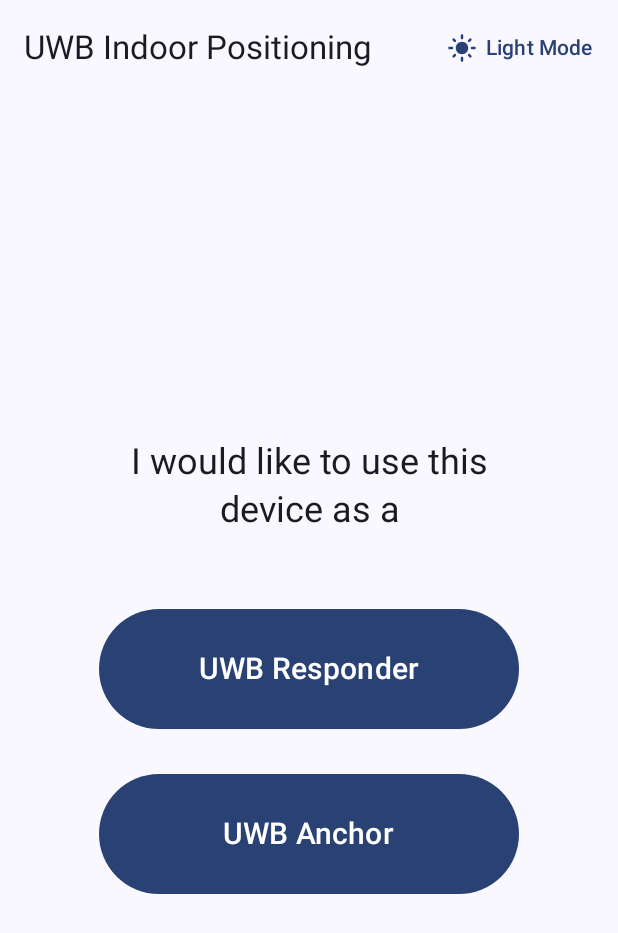
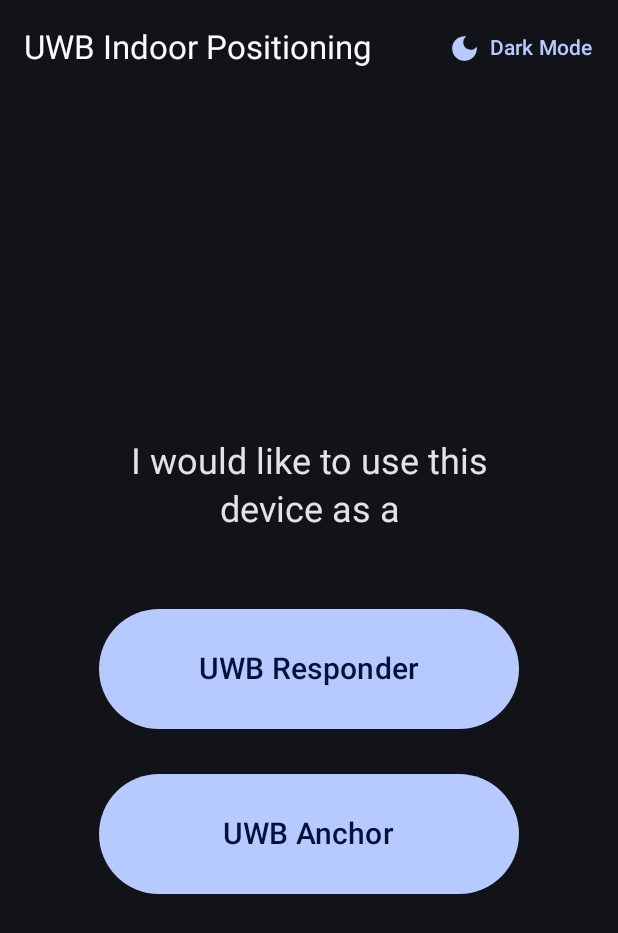
Before and after one commit to projectuniverse/uwb-indoor-positioning, an Android app built with Jetpack Compose: the screen it shows after launch (MainActivity), after a tap on "Light Mode", on a phone screen of 412 x 824 dp. Shown: the top 933 px of the screen. Run offline under Robolectric (Android 15) with nearby library versions, the phone set to English and light mode, and no system bars; our stand-ins replace Dagger/Hilt's generated code; 3 other taps on this screen came first.

Commit message:
feat: add ability for user to select app theme (auto/light/dark mode) and store decision

```diff
--- a/app/src/main/java/com/example/uwbindoorpositioning/MainActivity.kt
+++ b/app/src/main/java/com/example/uwbindoorpositioning/MainActivity.kt
@@ -4,17 +4,41 @@ import android.os.Bundle
 import androidx.activity.ComponentActivity
 import androidx.activity.compose.setContent
 import androidx.activity.enableEdgeToEdge
+import androidx.activity.viewModels
+import androidx.compose.foundation.isSystemInDarkTheme
+import androidx.compose.runtime.collectAsState
+import com.example.uwbindoorpositioning.data.AppTheme
 import com.example.uwbindoorpositioning.ui.UWBIndoorPositioningApp
 import com.example.uwbindoorpositioning.ui.theme.UWBIndoorPositioningTheme
+import dagger.hilt.android.AndroidEntryPoint
 
+/*
+ * @AndroidEntryPoint makes Hilt create a dependencies container which is
+ * attached to MainActivity's lifecycle
+ */
+@AndroidEntryPoint
+class MainActivity : ComponentActivity() {
+    private val viewModel: MainViewModel by viewModels() // Injected by Hilt
 
-class MainActivity : ComponentActivity() {
     override fun onCreate(savedInstanceState: Bundle?) {
         super.onCreate(savedInstanceState)
         enableEdgeToEdge()
         setContent {
-            UWBIndoorPositioningTheme() {
-                UWBIndoorPositioningApp()
+            val userPreferences = viewModel.userPreferencesFlow.collectAsState(initial = null)
+
+            if (userPreferences.value != null) { // Make sure appTheme is known before displaying app
+                val isDark = when (userPreferences.value!!.appTheme) {
+                    AppTheme.MODE_AUTO -> isSystemInDarkTheme()
+                    AppTheme.MODE_DAY -> false
+                    AppTheme.MODE_NIGHT -> true
+                }
+
+                UWBIndoorPositioningTheme(darkTheme = isDark) {
+                    UWBIndoorPositioningApp(
+                        selectedTheme = userPreferences.value!!.appTheme,
+                        setAppTheme = { appTheme -> viewModel.setAppTheme(appTheme) }
+                    )
+                }
             }
         }
     }
--- /dev/null
+++ b/app/src/main/java/com/example/uwbindoorpositioning/MainViewModel.kt
@@ -0,0 +1,24 @@
+package com.example.uwbindoorpositioning
+
+import androidx.lifecycle.ViewModel
+import androidx.lifecycle.viewModelScope
+import com.example.uwbindoorpositioning.data.AppTheme
+import com.example.uwbindoorpositioning.data.UserPreferencesRepository
+import dagger.hilt.android.lifecycle.HiltViewModel
+import kotlinx.coroutines.launch
+import javax.inject.Inject
+
+@HiltViewModel
+class MainViewModel @Inject constructor(
+    private val userPreferencesRepository: UserPreferencesRepository
+) : ViewModel() {
+    // Preferences are accessible as a flow
+    val userPreferencesFlow = userPreferencesRepository.userPreferencesFlow
+
+    // Call function in new coroutine since setAppTheme is a suspend function
+    fun setAppTheme(appTheme: AppTheme) {
+        viewModelScope.launch {
+            userPreferencesRepository.setAppTheme(appTheme)
+        }
+    }
+}
--- /dev/null
+++ b/app/src/main/java/com/example/uwbindoorpositioning/UWBIndoorPositioningApplication.kt
@@ -0,0 +1,11 @@
+package com.example.uwbindoorpositioning
+
+import android.app.Application
+import dagger.hilt.android.HiltAndroidApp
+
+/*
+ * A container (class that is in charge of providing dependencies) that is attached
+ * to the app's lifecycle. @HiltAndroidApp allows for Hilt's code generation.
+ */
+@HiltAndroidApp
+class UWBIndoorPositioningApplication : Application()
--- /dev/null
+++ b/app/src/main/java/com/example/uwbindoorpositioning/data/UserPreferencesRepository.kt
@@ -0,0 +1,71 @@
+package com.example.uwbindoorpositioning.data
+
+import androidx.annotation.StringRes
+import androidx.datastore.core.DataStore
+import androidx.datastore.preferences.core.Preferences
+import androidx.datastore.preferences.core.edit
+import androidx.datastore.preferences.core.emptyPreferences
+import androidx.datastore.preferences.core.stringPreferencesKey
+import com.example.uwbindoorpositioning.R
+import kotlinx.coroutines.flow.Flow
+import kotlinx.coroutines.flow.catch
+import kotlinx.coroutines.flow.map
+import java.io.IOException
+import javax.inject.Inject
+
+
+// An enum class that represents the different app them modes
+enum class AppTheme(@StringRes val title: Int) {
+    MODE_DAY(title = R.string.light_mode),
+    MODE_NIGHT(title = R.string.dark_mode),
+    MODE_AUTO(title = R.string.auto_mode);
+}
+
+
+// A data class to store the user preference data
+data class UserPreferences(
+    val appTheme: AppTheme
+)
+
+interface UserPreferencesRepository {
+    suspend fun setAppTheme(appTheme: AppTheme)
+    val userPreferencesFlow: Flow<UserPreferences>
+}
+
+class DefaultUserPreferencesRepository @Inject constructor(
+    private val dataStore: DataStore<Preferences>
+) : UserPreferencesRepository {
+    /*
+     * Declaring an app_theme key as a member in a private PreferencesKeys object.
+     * Enums are stored as their string name representation.
+     */
+    private object PreferencesKeys {
+        val APP_THEME = stringPreferencesKey("app_theme")
+    }
+
+    // Get the user preferences flow as a value
+    override val userPreferencesFlow: Flow<UserPreferences> = dataStore.data
+        .catch { exception ->
+            if (exception is IOException) {
+                emit(emptyPreferences())
+            } else {
+                throw exception
+            }
+        }.map { preferences ->
+            /*
+             * Retrieve app theme value and convert it to an AppTheme object. Default value
+             * is auto mode, in case appTheme has not been set.
+             */
+            val appTheme = AppTheme.valueOf(
+                preferences[PreferencesKeys.APP_THEME] ?: AppTheme.MODE_AUTO.name
+            )
+            UserPreferences(appTheme)
+        }
+
+    // A suspend function that updates the appTheme property of UserPreferences
+    override suspend fun setAppTheme(appTheme: AppTheme) {
+        dataStore.edit { preferences ->
+            preferences[PreferencesKeys.APP_THEME] = appTheme.name
+        }
+    }
+}
--- /dev/null
+++ b/app/src/main/java/com/example/uwbindoorpositioning/di/UserPreferencesModule.kt
@@ -0,0 +1,44 @@
+package com.example.uwbindoorpositioning.di
+
+import android.content.Context
+import androidx.datastore.core.DataStore
+import androidx.datastore.preferences.core.Preferences
+import androidx.datastore.preferences.preferencesDataStore
+import com.example.uwbindoorpositioning.data.DefaultUserPreferencesRepository
+import com.example.uwbindoorpositioning.data.UserPreferencesRepository
+import dagger.Binds
+import dagger.Module
+import dagger.Provides
+import dagger.hilt.InstallIn
+import dagger.hilt.android.qualifiers.ApplicationContext
+import dagger.hilt.components.SingletonComponent
+import javax.inject.Singleton
+
+private val Context.dataStore by preferencesDataStore(
+    name = "user_preferences"
+)
+
+/*
+ * This module tells Hilt how to provide instances of UserPreferencesRepository
+ * and DataStore<Preferences>
+ */
+@InstallIn(SingletonComponent::class)
+@Module
+abstract class UserPreferencesModule {
+
+    @Binds
+    @Singleton
+    abstract fun bindUserPreferencesRepository(
+        defaultUserPreferencesRepository: DefaultUserPreferencesRepository
+    ): UserPreferencesRepository
+
+    companion object {
+        @Provides
+        @Singleton
+        fun provideUserDataStorePreferences(
+            @ApplicationContext applicationContext: Context
+        ): DataStore<Preferences> {
+            return applicationContext.dataStore
+        }
+    }
+}
--- a/app/src/main/java/com/example/uwbindoorpositioning/ui/UWBIndoorPositioningApp.kt
+++ b/app/src/main/java/com/example/uwbindoorpositioning/ui/UWBIndoorPositioningApp.kt
@@ -8,9 +8,12 @@ import androidx.compose.foundation.layout.size
 import androidx.compose.foundation.layout.width
 import androidx.compose.material.icons.Icons
 import androidx.compose.material.icons.automirrored.filled.ArrowBack
+import androidx.compose.material.icons.filled.DarkMode
 import androidx.compose.material.icons.filled.LightMode
+import androidx.compose.material.icons.filled.Settings
 import androidx.compose.material3.Icon
 import androidx.compose.material3.IconButton
+import androidx.compose.material3.MaterialTheme
 import androidx.compose.material3.Scaffold
 import androidx.compose.material3.Text
 import androidx.compose.material3.TextButton
@@ -26,6 +29,7 @@ import androidx.navigation.compose.composable
 import androidx.navigation.compose.currentBackStackEntryAsState
 import androidx.navigation.compose.rememberNavController
 import com.example.uwbindoorpositioning.R
+import com.example.uwbindoorpositioning.data.AppTheme
 import com.example.uwbindoorpositioning.ui.screens.anchor.AnchorCoordinatesScreen
 import com.example.uwbindoorpositioning.ui.screens.anchor.AnchorSearchScreen
 import com.example.uwbindoorpositioning.ui.screens.responder.ResponderScreen
@@ -33,9 +37,7 @@ import com.example.uwbindoorpositioning.ui.screens.start.StartScreen
 import com.example.uwbindoorpositioning.ui.screens.troubleshooting.UWBIncapableScreen
 import com.example.uwbindoorpositioning.ui.screens.troubleshooting.UWBOffScreen
 
-/**
- * Enum class that defines the screens for the Navhost
- */
+// Enum class that defines the screens for the Navhost
 enum class Screen(@StringRes val title: Int) {
     Start(title = R.string.app_name),
     Responder(title = R.string.uwb_responder),
@@ -47,13 +49,15 @@ enum class Screen(@StringRes val title: Int) {
 
 @Composable
 fun AppBar(
+    selectedTheme: AppTheme,
+    setAppTheme: (AppTheme) -> Unit,
     currentScreen: Screen,
     canNavigateBack: Boolean,
     navigateUp: () -> Unit,
     modifier: Modifier = Modifier
 ) {
     TopAppBar(
-        title = { Text(stringResource(currentScreen.title)) },
+        title = { Text(text = stringResource(currentScreen.title)) },
         modifier = modifier,
         navigationIcon = {
             if (canNavigateBack) {
@@ -66,15 +70,29 @@ fun AppBar(
             }
         },
         actions = {
-            TextButton(onClick = { /*TODO*/ }) {
-                // TODO Change displayed icon, content description and text if dark mode is changed
+            TextButton(
+                onClick = {
+                    when (selectedTheme) {
+                        AppTheme.MODE_AUTO -> setAppTheme(AppTheme.MODE_DAY)
+                        AppTheme.MODE_DAY -> setAppTheme(AppTheme.MODE_NIGHT)
+                        AppTheme.MODE_NIGHT -> setAppTheme(AppTheme.MODE_AUTO)
+                    }
+                }
+            ) {
                 Icon(
-                    imageVector = Icons.Filled.LightMode,
-                    contentDescription = stringResource(R.string.light_mode),
-                    modifier = Modifier.size(20.dp)
+                    imageVector = when (selectedTheme) {
+                        AppTheme.MODE_AUTO -> Icons.Filled.Settings
+                        AppTheme.MODE_DAY -> Icons.Filled.LightMode
+                        AppTheme.MODE_NIGHT -> Icons.Filled.DarkMode
+                    },
+                    contentDescription = stringResource(selectedTheme.title),
+                    modifier = Modifier.size(22.dp)
                 )
                 Spacer(modifier = Modifier.width(6.dp))
-                Text(text = stringResource(R.string.light_mode))
+                Text(
+                    text = stringResource(selectedTheme.title),
+                    style = MaterialTheme.typography.labelLarge
+                )
             }
         }
     )
@@ -82,6 +100,8 @@ fun AppBar(
 
 @Composable
 fun UWBIndoorPositioningApp(
+    selectedTheme: AppTheme,
+    setAppTheme: (AppTheme) -> Unit,
     navController: NavHostController = rememberNavController()
 ) {
     val backStackEntry by navController.currentBackStackEntryAsState()
@@ -92,6 +112,8 @@ fun UWBIndoorPositioningApp(
     Scaffold(
         topBar = {
             AppBar(
+                selectedTheme = selectedTheme,
+                setAppTheme = setAppTheme,
                 currentScreen = currentScreen,
                 // navController.previousBackStackEntry gets the past shown screen
                 canNavigateBack = navController.previousBackStackEntry != null,
--- a/app/src/main/res/values/strings.xml
+++ b/app/src/main/res/values/strings.xml
@@ -4,5 +4,7 @@
     <string name="uwb_anchor">UWB Anchor</string>
     <string name="go_back">Go back</string>
     <string name="light_mode">Light Mode</string>
+    <string name="dark_mode">Dark Mode</string>
+    <string name="auto_mode">Auto Mode</string>
     <string name="choose_role">I would like to use this device as a</string>
 </resources>
```
Also changed, not shown: app/src/main/AndroidManifest.xml (+7 -3 lines).
